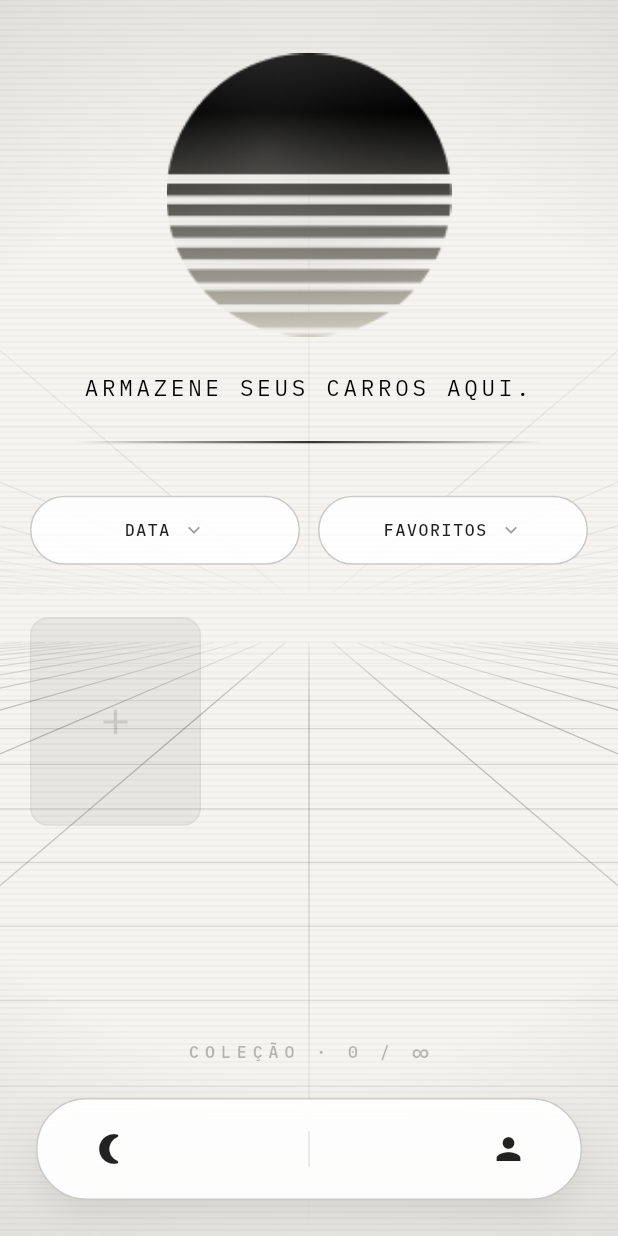
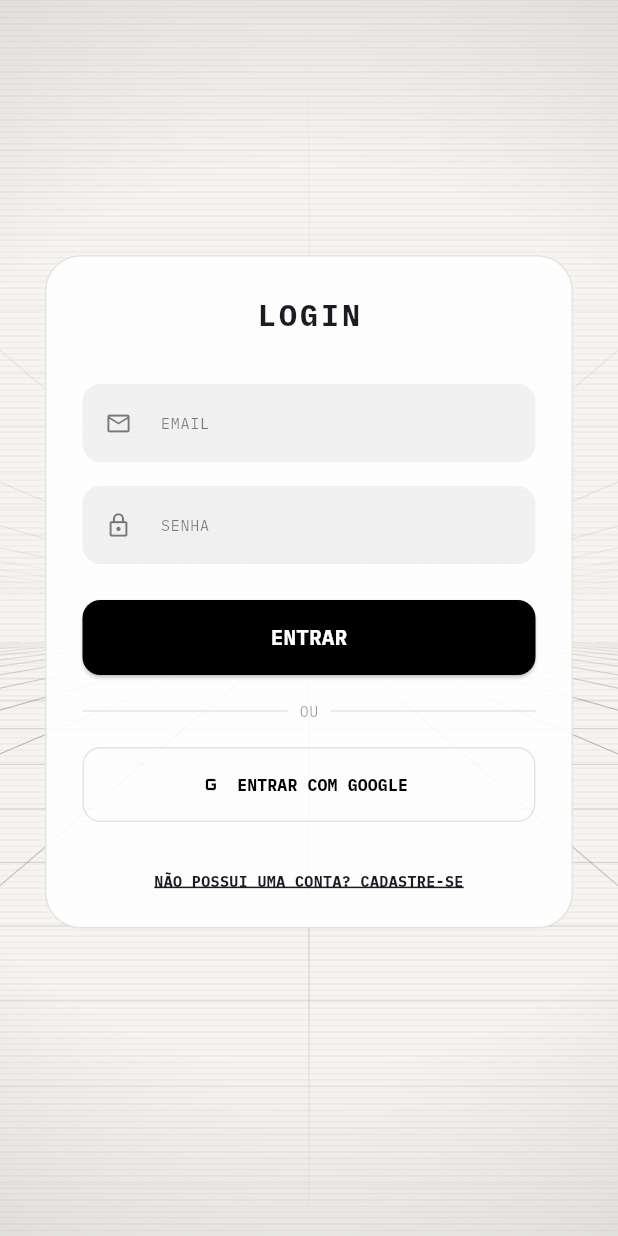
Before and after one commit to luizatori/CarDex, a Flutter app: the screen it shows after launch, on a phone screen of 412 x 824 dp. Run offline on Flutter 3.47's test engine with Material 3 defaults, Android fonts, the phone set to English and light mode, and no system bars; our stand-ins replace cloud_firestore, firebase_auth, firebase_core, google_fonts, image_picker, shared_preferences; accounts and stored records are empty.

Commit message:
login e autenticacao ( por enquanto sem OTP)

```diff
--- a/lib/main.dart
+++ b/lib/main.dart
@@ -1,22 +1,29 @@
 import 'package:flutter/material.dart';
 import 'package:provider/provider.dart';
+import 'package:firebase_core/firebase_core.dart';
+import 'package:firebase_auth/firebase_auth.dart' hide AuthProvider;
+import 'package:intl/date_symbol_data_local.dart';
 
+import 'firebase_options.dart';
 import 'src/providers/theme_provider.dart';
 import 'src/providers/cars_provider.dart';
+import 'src/providers/auth_provider.dart';
 
 import 'src/screens/home_screen.dart';
 import 'src/screens/profile_screen.dart';
-import 'firebase_options.dart';
-import 'package:firebase_core/firebase_core.dart';
+import 'src/screens/login_screen.dart';
+import 'src/screens/register_screen.dart';
 
-// MAIN APENAS INICIALIZA O APP E OS PROVIDERS -
+// main so gerencia as rotas e providers e inicia o app
 void main() async {
   WidgetsFlutterBinding.ensureInitialized();
 
-//inicia o firebase
   await Firebase.initializeApp(
     options: DefaultFirebaseOptions.currentPlatform,
   );
+
+// configuracoes de data para o formato pt br
+  await initializeDateFormatting('pt_BR', null);
 
   runApp(const MyApp());
 }
@@ -30,6 +37,7 @@ class MyApp extends StatelessWidget {
       providers: [
         ChangeNotifierProvider(create: (_) => ThemeProvider()),
         ChangeNotifierProvider(create: (_) => CarsProvider()),
+        ChangeNotifierProvider(create: (_) => AuthProvider()), // Registrado
       ],
       child: const AppRoot(),
     );
@@ -45,26 +53,31 @@ class AppRoot extends StatelessWidget {
 
     return MaterialApp(
       debugShowCheckedModeBanner: false,
-
       title: "Dex de carros",
-
       themeMode: themeProvider.isDark ? ThemeMode.dark : ThemeMode.light,
-
       theme: ThemeData(
         brightness: Brightness.light,
         primarySwatch: Colors.blue,
         scaffoldBackgroundColor: Colors.white,
       ),
-
       darkTheme: ThemeData(
         brightness: Brightness.dark,
         scaffoldBackgroundColor: const Color(0xFF0E0E11),
       ),
-
-      initialRoute: '/',
-
+      home: StreamBuilder<User?>(
+        stream: FirebaseAuth.instance.authStateChanges(),
+        builder: (context, snapshot) {
+          if (snapshot.hasData) {
+            return const HomeScreen();
+          } else {
+            return const LoginScreen();
+          }
+        },
+      ),
       routes: {
-        '/': (context) => const HomeScreen(),
+        '/home': (context) => const HomeScreen(),
+        '/login': (context) => const LoginScreen(),
+        '/register': (context) => const RegisterScreen(),
         '/profile': (context) => const ProfileScreen(),
       },
     );
--- /dev/null
+++ b/lib/src/providers/auth_provider.dart
@@ -0,0 +1,80 @@
+import 'package:cloud_firestore/cloud_firestore.dart';
+import 'package:flutter/material.dart';
+import 'package:firebase_auth/firebase_auth.dart' hide AuthProvider;
+
+class AuthProvider extends ChangeNotifier {
+  final FirebaseAuth _auth = FirebaseAuth.instance;
+  final FirebaseFirestore _db = FirebaseFirestore.instance;
+  bool _isLoading = false;
+
+  bool get isLoading => _isLoading;
+
+  // funcao de cadastro atualizada para salvar no firestore
+  Future<String?> signUp(String email, String password, String username) async {
+    _isLoading = true;
+    notifyListeners();
+    try {
+
+      // cria a conta no firebase auth
+      UserCredential credential = await _auth.createUserWithEmailAndPassword(
+        email: email,
+        password: password
+      );
+
+      // se a conta foi criada, cria o documento do usuario no firestore
+      if (credential.user != null) {
+        await _db.collection('users').doc(credential.user!.uid).set({
+          'uid': credential.user!.uid,
+          'email': email,
+          'username': username,
+          'points': 0, // inicia o sistema gamificado
+          'capturedCars': [], // dex vazia no inicio
+          'createdAt': FieldValue.serverTimestamp(),
+        });
+      }
+
+      _isLoading = false;
+      notifyListeners();
+      return null; // sucesso
+    } on FirebaseAuthException catch (e) {
+      _isLoading = false;
+      notifyListeners();
+      return _handleAuthError(e);
+    } catch (e) {
+      _isLoading = false;
+      notifyListeners();
+      return 'Erro inesperado ao salvar dados.';
+    }
+  }
+
+  // funcao de login
+  Future<String?> signIn(String email, String password) async {
+    _isLoading = true;
+    notifyListeners();
+    try {
+      await _auth.signInWithEmailAndPassword(email: email, password: password);
+      _isLoading = false;
+      notifyListeners();
+      return null;
+    } on FirebaseAuthException catch (e) {
+      _isLoading = false;
+      notifyListeners();
+      return _handleAuthError(e);
+    }
+  }
+
+  // logout
+  Future<void> signOut() async => await _auth.signOut();
+
+  // tratamento de erros
+  String _handleAuthError(FirebaseAuthException e) {
+    switch (e.code) {
+      case 'user-not-found': return 'Usuário não encontrado.';
+      case 'wrong-password': return 'Senha incorreta.';
+      case 'email-already-in-use': return 'E-mail já cadastrado.';
+      case 'invalid-email': return 'E-mail inválido.';
+      case 'weak-password': return 'A senha deve ter pelo menos 6 caracteres.';
+      default: return 'Erro: ${e.message}';
+    }
+  }
+}
--- a/lib/src/screens/home_screen.dart
+++ b/lib/src/screens/home_screen.dart
@@ -36,7 +36,7 @@ class _HomeScreenState extends State<HomeScreen> {
           opaque: false,
           barrierColor: Colors.transparent,
           transitionDuration: const Duration(milliseconds: 500),
-          pageBuilder: (context, _, __) => CarExpandedView(
+          pageBuilder: (context, _, _) => CarExpandedView(
             id: car.id,
             imageUrl: car.imageUrl ?? "",
             name: car.name,
--- /dev/null
+++ b/lib/src/screens/login_screen.dart
@@ -0,0 +1,205 @@
+import 'package:flutter/material.dart';
+import 'package:google_fonts/google_fonts.dart';
+import 'package:provider/provider.dart';
+import '../providers/auth_provider.dart';
+import '../widgets/vaporwave_background.dart';
+
+class LoginScreen extends StatefulWidget {
+  const LoginScreen({super.key});
+
+  @override
+  State<LoginScreen> createState() => _LoginScreenState();
+}
+
+class _LoginScreenState extends State<LoginScreen> {
+  final String customFont = 'IBM Plex Mono';
+  final TextEditingController _emailController = TextEditingController();
+  final TextEditingController _passwordController = TextEditingController();
+
+  Future<void> _handleLogin() async {
+    final email = _emailController.text.trim();
+    final password = _passwordController.text.trim();
+
+    // validacao de campos vazios
+    if (email.isEmpty || password.isEmpty) {
+      ScaffoldMessenger.of(context).showSnackBar(
+        const SnackBar(
+          content: Text("POR FAVOR, PREENCHA TODOS OS CAMPOS."),
+          backgroundColor: Colors.redAccent,
+        ),
+      );
+      return;
+    }
+
+    final auth = context.read<AuthProvider>();
+    final error = await auth.signIn(email, password);
+
+    if (error != null && mounted) {
+      // exibe possibilidades de erro de login
+      ScaffoldMessenger.of(context).showSnackBar(
+        SnackBar(
+          content: Text(error.toUpperCase()),
+          backgroundColor: Colors.redAccent,
+        ),
+      );
+    } else if (mounted) {
+      // forca a ida para a home
+      Navigator.pushReplacementNamed(context, '/home');
+    }
+  }
+
+  @override
+  Widget build(BuildContext context) {
+    final isDark = Theme.of(context).brightness == Brightness.dark;
+    final textColor = isDark ? Colors.white : Colors.black;
+    final authLoading = context.watch<AuthProvider>().isLoading;
+
+    return VaporwaveBackground(
+      child: Scaffold(
+        backgroundColor: Colors.transparent,
+        body: SafeArea(
+          child: SingleChildScrollView(
+            child: Padding(
+              padding: const EdgeInsets.symmetric(horizontal: 30),
+              child: Column(
+                children: [
+                  const SizedBox(height: 130),
+                  const SizedBox(height: 40),
+                  Container(
+                    padding: const EdgeInsets.all(24),
+                    decoration: BoxDecoration(
+                      color: isDark
+                          ? const Color(0xFF1A1A1A).withOpacity(0.9)
+                          : Colors.white.withOpacity(0.9),
+                      borderRadius: BorderRadius.circular(24),
+                      border: Border.all(color: textColor.withOpacity(0.1)),
+                    ),
+                    child: Column(
+                      mainAxisSize: MainAxisSize.min,
+                      children: [
+                        Text(
+                          "LOGIN",
+                          style: GoogleFonts.getFont(customFont,
+                              fontSize: 20,
+                              fontWeight: FontWeight.bold,
+                              letterSpacing: 2),
+                        ),
+                        const SizedBox(height: 32),
+                        _buildTextField("EMAIL", Icons.email_outlined, isDark,
+                            controller: _emailController),
+                        const SizedBox(height: 16),
+                        _buildTextField("SENHA", Icons.lock_outline, isDark,
+                            isPassword: true, controller: _passwordController),
+                        const SizedBox(height: 24),
+                        SizedBox(
+                          width: double.infinity,
+                          height: 50,
+                          child: ElevatedButton(
+                            style: ElevatedButton.styleFrom(
+                              backgroundColor:
+                                  isDark ? Colors.white : Colors.black,
+                              foregroundColor:
+                                  isDark ? Colors.black : Colors.white,
+                              shape: RoundedRectangleBorder(
+                                  borderRadius: BorderRadius.circular(12)),
+                            ),
+                            onPressed: authLoading ? null : _handleLogin,
+                            child: authLoading
+                                ? const SizedBox(
+                                    height: 20,
+                                    width: 20,
+                                    child: CircularProgressIndicator(
+                                        strokeWidth: 2, color: Colors.grey),
+                                  )
+                                : Text("ENTRAR",
+                                    style: GoogleFonts.getFont(customFont,
+                                        fontWeight: FontWeight.bold)),
+                          ),
+                        ),
+                        const SizedBox(height: 16),
+                        Row(
+                          children: [
+                            Expanded(
+                                child:
+                                    Divider(color: textColor.withOpacity(0.1))),
+                            Padding(
+                              padding:
+                                  const EdgeInsets.symmetric(horizontal: 8),
+                              child: Text("OU",
+                                  style: GoogleFonts.getFont(customFont,
+                                      fontSize: 10,
+                                      color: textColor.withOpacity(0.4))),
+                            ),
+                            Expanded(
+                                child:
+                                    Divider(color: textColor.withOpacity(0.1))),
+                          ],
+                        ),
+                        const SizedBox(height: 16),
+                        _buildSocialButton(
+                            "ENTRAR COM GOOGLE", Icons.g_mobiledata, isDark),
+                        const SizedBox(height: 32),
+                        GestureDetector(
+                          onTap: () =>
+                              Navigator.pushNamed(context, '/register'),
+                          child: Text(
+                            "NÃO POSSUI UMA CONTA? CADASTRE-SE",
+                            textAlign: TextAlign.center,
+                            style: GoogleFonts.getFont(customFont,
+                                fontSize: 10,
+                                fontWeight: FontWeight.bold,
+                                decoration: TextDecoration.underline),
+                          ),
+                        ),
+                      ],
+                    ),
+                  ),
+                  const SizedBox(height: 40),
+                ],
+              ),
+            ),
+          ),
+        ),
+      ),
+    );
+  }
+
+  Widget _buildTextField(String label, IconData icon, bool isDark,
+      {bool isPassword = false, TextEditingController? controller}) {
+    final textColor = isDark ? Colors.white : Colors.black;
+    return TextField(
+      controller: controller,
+      obscureText: isPassword,
+      style: GoogleFonts.getFont(customFont, fontSize: 13, color: textColor),
+      decoration: InputDecoration(
+        labelText: label,
+        labelStyle: GoogleFonts.getFont(customFont,
+            fontSize: 10, color: textColor.withOpacity(0.5)),
+        prefixIcon: Icon(icon, size: 18, color: textColor.withOpacity(0.5)),
+        filled: true,
+        fillColor: isDark
+            ? Colors.white.withOpacity(0.05)
+            : Colors.black.withOpacity(0.05),
+        border: OutlineInputBorder(
+            borderRadius: BorderRadius.circular(12), borderSide: BorderSide.none),
+      ),
+    );
+  }
+
+  Widget _buildSocialButton(String label, IconData icon, bool isDark,
+      {VoidCallback? onTap}) {
+    final textColor = isDark ? Colors.white : Colors.black;
+    return OutlinedButton.icon(
+      style: OutlinedButton.styleFrom(
+        minimumSize: const Size(double.infinity, 50),
+        side: BorderSide(color: textColor.withOpacity(0.1)),
+        shape: RoundedRectangleBorder(borderRadius: BorderRadius.circular(12)),
+      ),
+      icon: Icon(icon, color: textColor),
+      label: Text(label,
+          style: GoogleFonts.getFont(customFont,
+              fontSize: 11, fontWeight: FontWeight.bold, color: textColor)),
+      onPressed: onTap,
+    );
+  }
+}
--- a/lib/src/theme/app_theme.dart
+++ b/lib/src/theme/app_theme.dart
@@ -46,8 +46,6 @@ class AppTheme {
       onSecondary: backgroundLight,
       error: Colors.red,
       onError: Colors.white,
-      background: backgroundLight,
-      onBackground: foregroundLight,
       surface: surfaceLight,
       onSurface: foregroundLight,
     ),
--- a/pubspec.yaml
+++ b/pubspec.yaml
@@ -50,6 +50,7 @@ dependencies:
   cloud_firestore: ^6.2.0
   firebase_storage: ^13.2.0        # para salvar as fotos dos carros
   firebase_auth: ^6.3.0            #para o sistema de login
+  intl: ^0.20.2
 
 
   # The following adds the Cupertino Icons font to your application.
```
Also changed, not shown: lib/src/models/user_model.dart (added, +26 -0 lines), lib/src/providers/cars_provider.dart (+52 -26 lines), lib/src/screens/profile_screen.dart (+95 -16 lines), lib/src/screens/register_screen.dart (added, +172 -0 lines), lib/src/widgets/bottom_nav.dart (+4 -9 lines), pubspec.lock.
